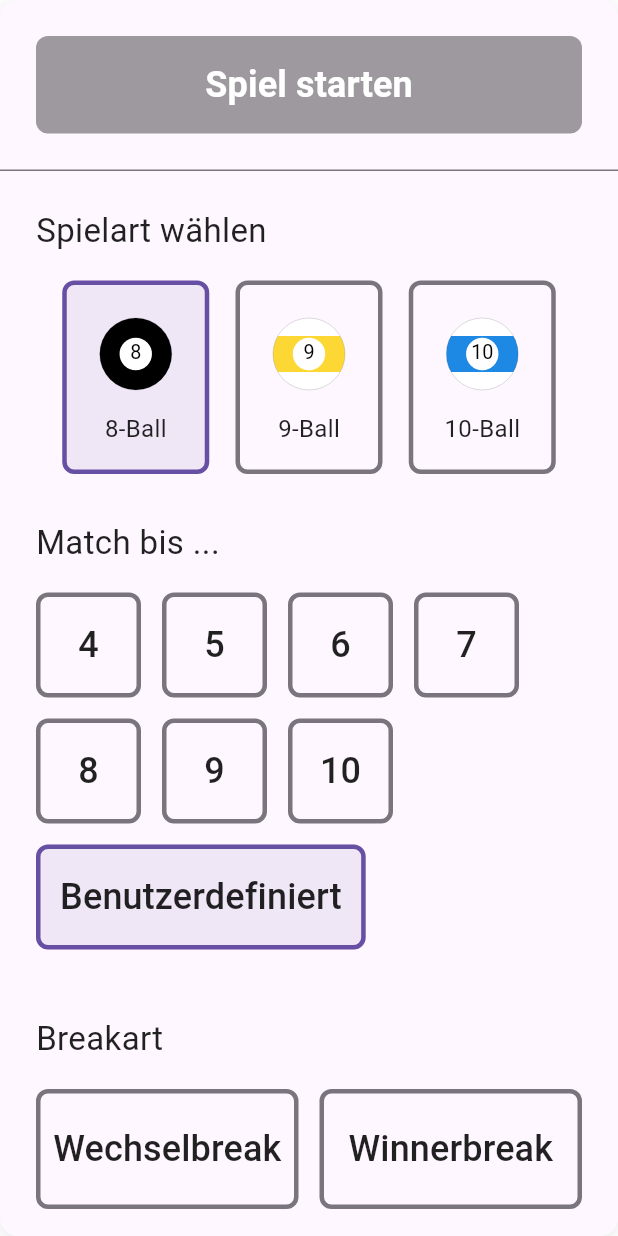
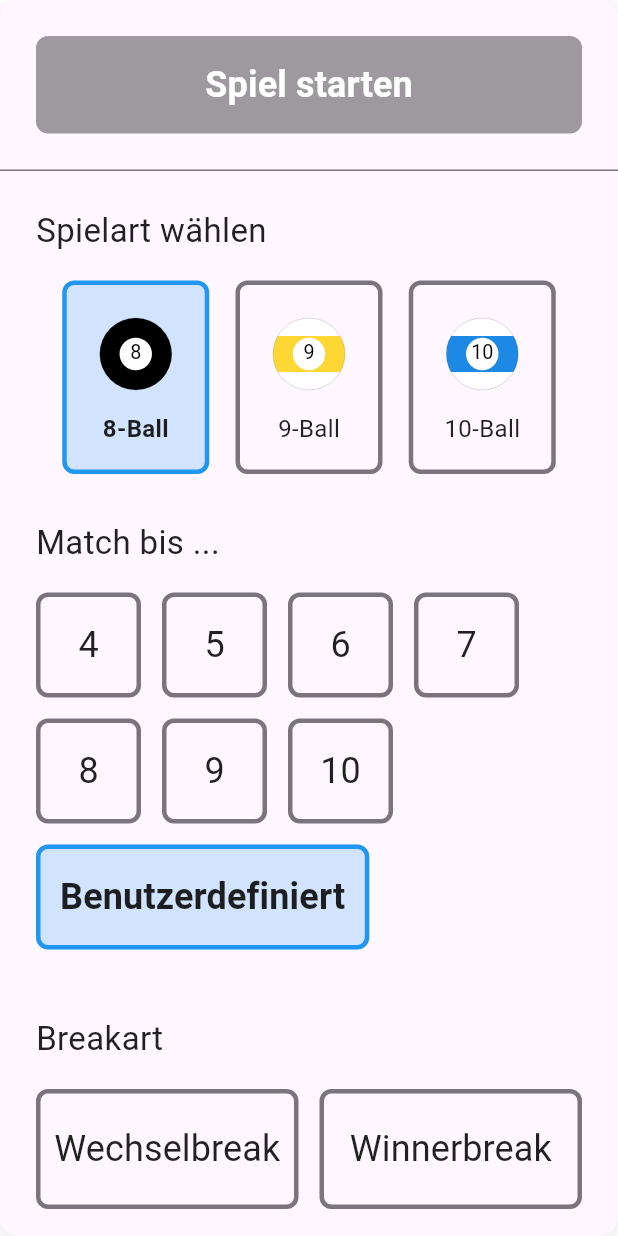
Before and after one commit to andyPetsch/club_score, a Flutter app: the PoolGameModal screen opened directly, on a phone screen of 412 x 824 dp. Run offline on Flutter 3.47's test engine with Material 3 defaults, Android fonts, the phone set to English and light mode, and no system bars; our stand-ins replace flutter_svg, shared_preferences; accounts and stored records are empty.

Commit message:
improved dark mode button always blue

```diff
--- a/lib/widgets/pool_game_modal.dart
+++ b/lib/widgets/pool_game_modal.dart
@@ -74,9 +74,10 @@ class _PoolGameModalState extends State<PoolGameModal> {
                   child: ElevatedButton(
                     onPressed: _canStartGame() ? _startGame : null,
                     style: ElevatedButton.styleFrom(
-                    backgroundColor: primaryColor,
+                      backgroundColor:
+                          themeExt?.selectedItemBorder ?? primaryColor,
                       disabledBackgroundColor: disabledColor,
-                    foregroundColor: colorScheme.onPrimary,
+                      foregroundColor: Colors.white,
                       minimumSize: const Size.fromHeight(65),
                       shape: RoundedRectangleBorder(
                         borderRadius: BorderRadius.circular(8),
@@ -87,11 +88,10 @@ class _PoolGameModalState extends State<PoolGameModal> {
                       style: TextStyle(
                         fontSize: 24,
                         fontWeight: FontWeight.bold,
-                      color: colorScheme.onPrimary,
+                        color: Colors.white,
                       ),
                     ),
-                ),
-              ),
+                  )),
 
               // Body
               Flexible(
@@ -223,6 +223,9 @@ class _PoolGameModalState extends State<PoolGameModal> {
     final Color cardColor = theme.cardColor;
     final Color borderColor = theme.dividerColor;
 
+    // Get billiards theme extension
+    final themeExt = theme.extension<BilliardsThemeExtension>();
+
     int ballNumber;
     switch (gameType) {
       case '8ball':
@@ -250,11 +253,16 @@ class _PoolGameModalState extends State<PoolGameModal> {
         padding: const EdgeInsets.all(16),
         decoration: BoxDecoration(
           border: Border.all(
-            color: isSelected ? primaryColor : borderColor,
+            color: isSelected
+                ? themeExt?.selectedItemBorder ?? primaryColor
+                : borderColor,
             width: 3,
           ),
           borderRadius: BorderRadius.circular(8),
-          color: isSelected ? primaryColor.withOpacity(0.1) : cardColor,
+          color: isSelected
+              ? themeExt?.selectedItemBackground ??
+                  primaryColor.withOpacity(0.2)
+              : cardColor,
         ),
         child: Column(
           children: [
@@ -262,7 +270,11 @@ class _PoolGameModalState extends State<PoolGameModal> {
             const SizedBox(height: 8),
             Text(
               '$ballNumber-Ball',
-              style: TextStyle(fontSize: 16, color: textColor),
+              style: TextStyle(
+                fontSize: 16,
+                color: textColor,
+                fontWeight: isSelected ? FontWeight.bold : FontWeight.normal,
+              ),
             ),
           ],
         ),
@@ -276,6 +288,9 @@ class _PoolGameModalState extends State<PoolGameModal> {
     final Color textColor = theme.textTheme.bodyLarge?.color ?? Colors.black;
     final Color cardColor = theme.cardColor;
     final Color borderColor = theme.dividerColor;
+
+    // Get billiards theme extension
+    final themeExt = theme.extension<BilliardsThemeExtension>();
 
     final isSelected = race == selectedRace || (race == null && showCustomRace);
     final isCustom = race == null;
@@ -293,12 +308,16 @@ class _PoolGameModalState extends State<PoolGameModal> {
         });
       },
       style: ElevatedButton.styleFrom(
-        backgroundColor: isSelected ? primaryColor.withOpacity(0.1) : cardColor,
+        backgroundColor: isSelected
+            ? themeExt?.selectedItemBackground ?? primaryColor.withOpacity(0.2)
+            : cardColor,
         foregroundColor: textColor,
         padding: const EdgeInsets.symmetric(horizontal: 16, vertical: 14),
         minimumSize: const Size(70, 70),
         side: BorderSide(
-          color: isSelected ? primaryColor : borderColor,
+          color: isSelected
+              ? themeExt?.selectedItemBorder ?? primaryColor
+              : borderColor,
           width: 3,
         ),
         elevation: 0,
@@ -308,7 +327,11 @@ class _PoolGameModalState extends State<PoolGameModal> {
       ),
       child: Text(
         isCustom ? 'Benutzerdefiniert' : race.toString(),
-        style: TextStyle(fontSize: 24, color: textColor),
+        style: TextStyle(
+          fontSize: 24,
+          color: textColor,
+          fontWeight: isSelected ? FontWeight.bold : FontWeight.normal,
+        ),
       ),
     );
   }
@@ -320,6 +343,9 @@ class _PoolGameModalState extends State<PoolGameModal> {
     final Color cardColor = theme.cardColor;
     final Color borderColor = theme.dividerColor;
 
+    // Get billiards theme extension
+    final themeExt = theme.extension<BilliardsThemeExtension>();
+
     final isSelected = selectedBreak == breakType;
 
     return ElevatedButton(
@@ -329,12 +355,16 @@ class _PoolGameModalState extends State<PoolGameModal> {
         });
       },
       style: ElevatedButton.styleFrom(
-        backgroundColor: isSelected ? primaryColor.withOpacity(0.1) : cardColor,
+        backgroundColor: isSelected
+            ? themeExt?.selectedItemBackground ?? primaryColor.withOpacity(0.2)
+            : cardColor,
         foregroundColor: textColor,
         padding: const EdgeInsets.symmetric(vertical: 18),
         minimumSize: const Size(0, 80),
         side: BorderSide(
-          color: isSelected ? primaryColor : borderColor,
+          color: isSelected
+              ? themeExt?.selectedItemBorder ?? primaryColor
+              : borderColor,
           width: 3,
         ),
         elevation: 0,
@@ -344,7 +374,11 @@ class _PoolGameModalState extends State<PoolGameModal> {
       ),
       child: Text(
         label,
-        style: TextStyle(fontSize: 24, color: textColor),
+        style: TextStyle(
+          fontSize: 24,
+          color: textColor,
+          fontWeight: isSelected ? FontWeight.bold : FontWeight.normal,
+        ),
       ),
     );
   }
```
Lines whose indentation alone changed are shown as unchanged.
